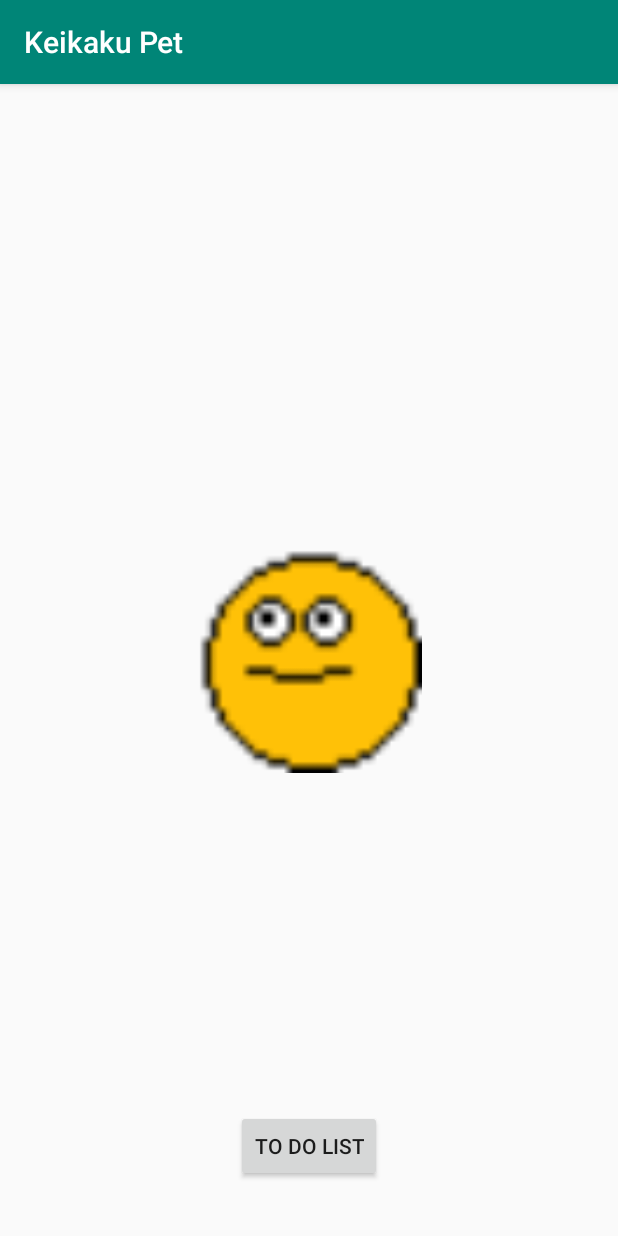
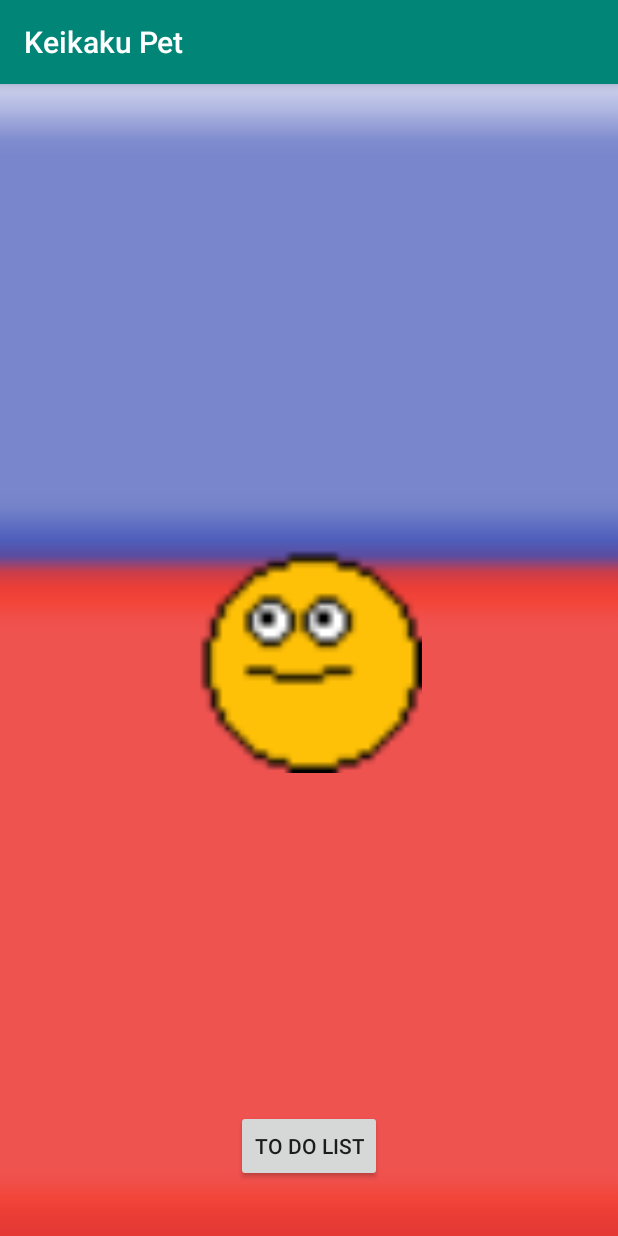
Before and after one commit to kmuniba98/keikaku-pet, an Android app: the screen it shows after launch (MainActivity), on a phone screen of 412 x 824 dp. Run offline under Robolectric (Android 15) with nearby library versions, the light colour scheme and no system bars.

Commit message:
added background to main activity

```diff
--- a/app/src/main/res/layout/activity_main.xml
+++ b/app/src/main/res/layout/activity_main.xml
@@ -5,6 +5,13 @@
     android:layout_width="match_parent"
     android:layout_height="match_parent"
     tools:context=".MainActivity">
+
+    <ImageView
+        android:id="@+id/backgroundImageView"
+        android:layout_width="fill_parent"
+        android:layout_height="fill_parent"
+        android:src="@drawable/background_image"
+        android:scaleType="centerCrop"/>
 
     <ImageView
         android:id="@+id/petImageView"
```
Also changed, not shown: app/src/main/java/com/keikakupet/PetStatus.kt (added, +19 -0 lines), app/src/main/res/drawable/background_image.png (added).
